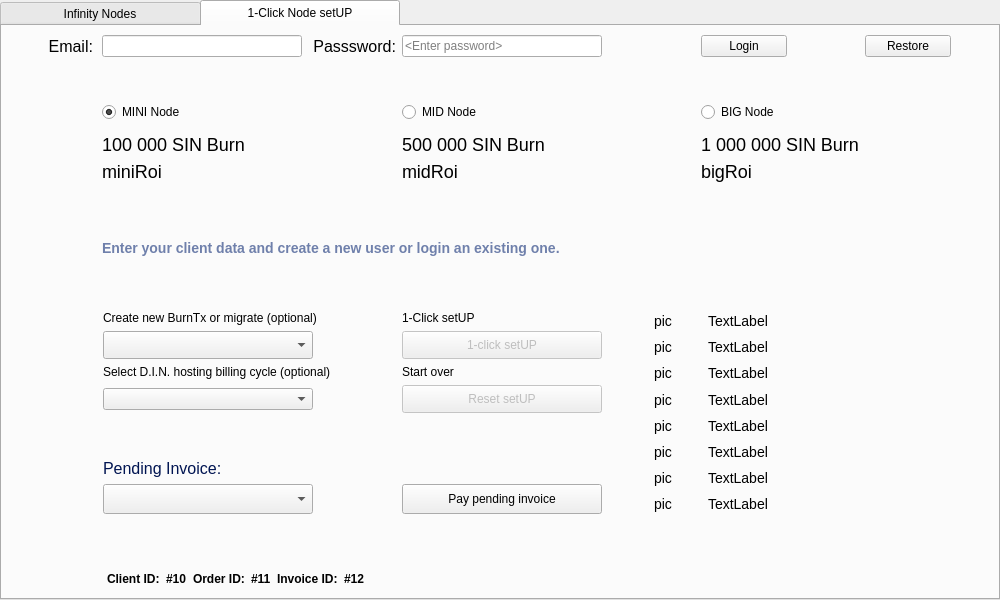
Before: the Qt Designer form src/qt/forms/masternodelist.ui in hardwarewise/SIN-core, drawn with Qt 5.
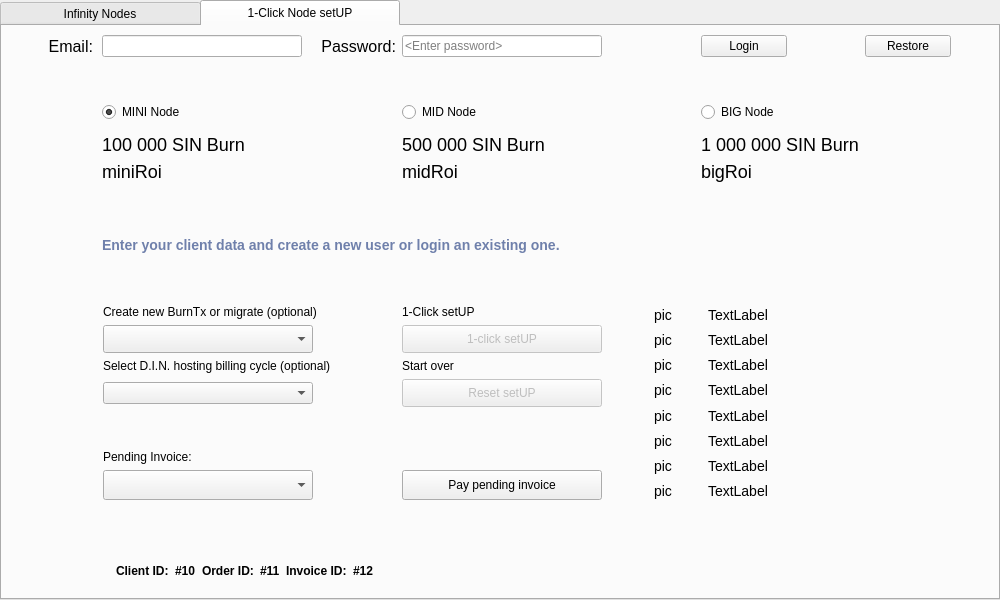
After: the same form once the commit is applied. The open tabs and pages were chosen to show the change. Icons and pictures are not drawn.

Diff of the .ui file:
```diff
--- a/src/qt/forms/masternodelist.ui
+++ b/src/qt/forms/masternodelist.ui
@@ -517,7 +517,7 @@
 </string>
              </property>
              <property name="text">
-              <string>Passsword:</string>
+              <string>Password:</string>
              </property>
              <property name="alignment">
               <set>Qt::AlignRight|Qt::AlignTrailing|Qt::AlignVCenter</set>
@@ -1169,10 +1169,7 @@
                  </sizepolicy>
                 </property>
                 <property name="styleSheet">
-                 <string notr="true">font-size:16px;
-color: #011552;
-
-</string>
+                 <string notr="true"/>
                 </property>
                 <property name="text">
                  <string>Pending Invoice:</string>
@@ -1453,7 +1450,14 @@
           </spacer>
          </item>
          <item>
+          <widget class="QWidget" name="bottomWidget" native="true">
           <layout class="QHBoxLayout" name="horizontalLayout_8">
+            <property name="rightMargin">
+             <number>15</number>
+            </property>
+            <property name="bottomMargin">
+             <number>8</number>
+            </property>
            <item>
             <widget class="QLabel" name="label_11">
              <property name="sizePolicy">
@@ -1601,6 +1605,7 @@
             </spacer>
            </item>
           </layout>
+          </widget>
          </item>
         </layout>
        </widget>
```
Left out of the diff: 4 changed lines with no effect on the pictures. Lines whose indentation alone changed are shown as unchanged.
